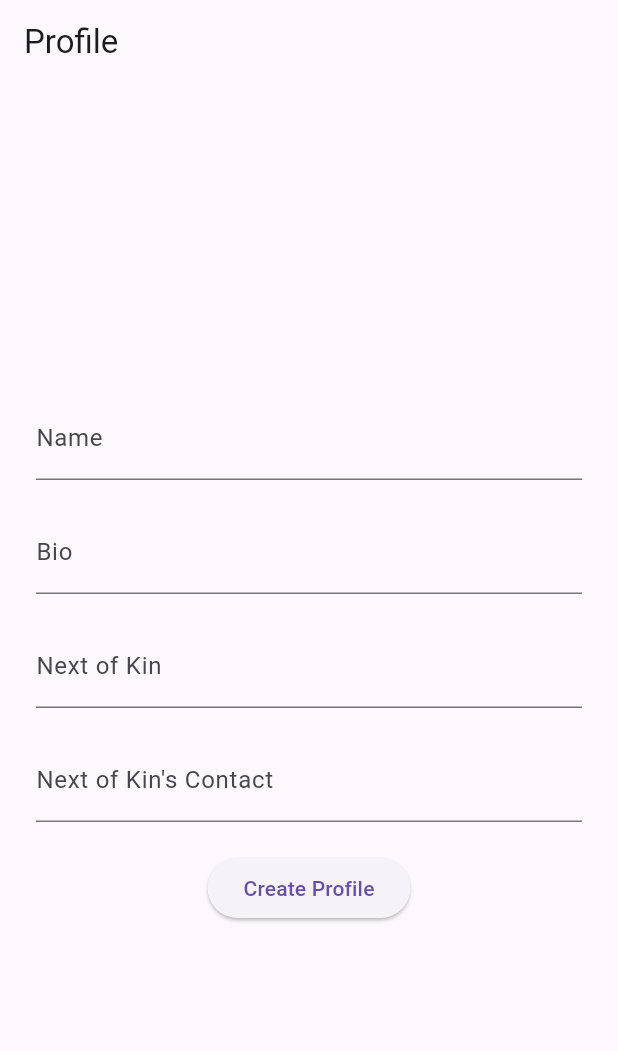
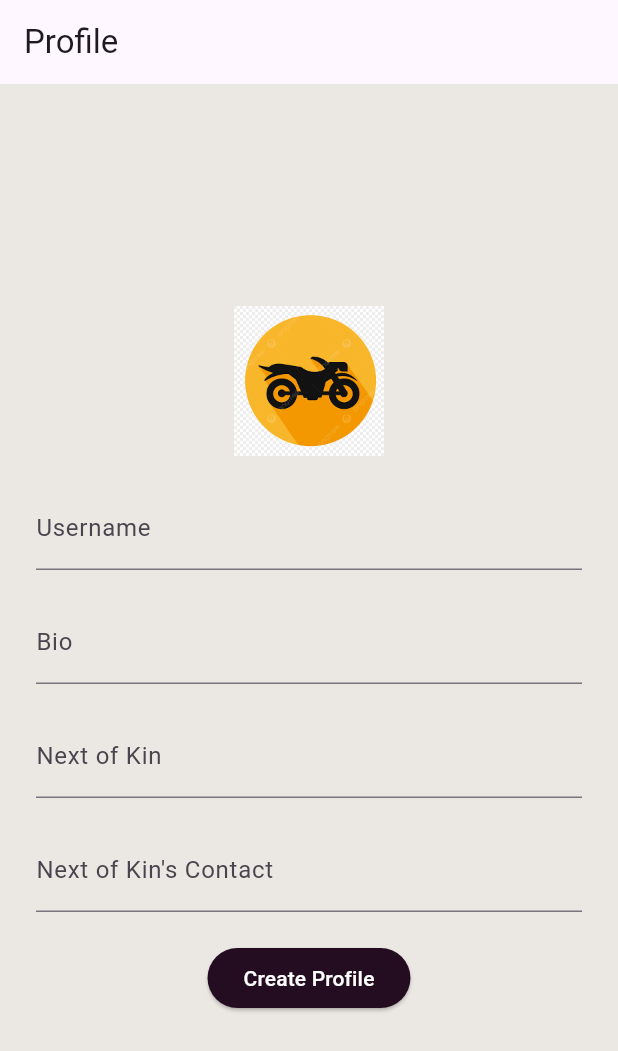
Before and after one commit to Stella1B/Saferride, a Flutter app: the screen it shows after launch, on a phone screen of 412 x 824 dp. Shown: the top 1051 px of the screen. Run offline on Flutter 3.47's test engine with Material 3 defaults, Android fonts, the phone set to English and light mode, and no system bars; our stand-ins replace firebase_core, flutter_map, flutter_typeahead, geolocator, latlong2, shared_preferences; accounts and stored records are empty.

Commit message:
profile page modification

```diff
--- a/lib/screens/profile_screen.dart
+++ b/lib/screens/profile_screen.dart
@@ -12,14 +12,14 @@ class _ProfileCreationPageState extends State<ProfileCreationPage> {
   final TextEditingController _nameController = TextEditingController();
   final TextEditingController _bioController = TextEditingController();
   final TextEditingController _nextOfKinController = TextEditingController();
-  final TextEditingController _nextOfKinContactController = TextEditingController(); // Controller for next of kin contact
+  final TextEditingController _nextOfKinContactController = TextEditingController();
 
   bool _profileCreated = false;
 
   @override
   void initState() {
     super.initState();
-    _loadProfileData(); // Load profile data if available
+    _loadProfileData();
   }
 
   Future<void> _loadProfileData() async {
@@ -34,7 +34,7 @@ class _ProfileCreationPageState extends State<ProfileCreationPage> {
       _bioController.text = bio;
       _nextOfKinController.text = nextOfKin;
       _nextOfKinContactController.text = nextOfKinContact;
-      _profileCreated = name.isNotEmpty; // Check if profile data is available
+      _profileCreated = name.isNotEmpty;
     });
   }
 
@@ -42,13 +42,13 @@ class _ProfileCreationPageState extends State<ProfileCreationPage> {
     String name = _nameController.text;
     String bio = _bioController.text;
     String nextOfKin = _nextOfKinController.text;
-    String nextOfKinContact = _nextOfKinContactController.text; // Get next of kin contact
+    String nextOfKinContact = _nextOfKinContactController.text;
 
     SharedPreferences prefs = await SharedPreferences.getInstance();
     await prefs.setString('name', name);
     await prefs.setString('bio', bio);
     await prefs.setString('nextOfKin', nextOfKin);
-    await prefs.setString('nextOfKinContact', nextOfKinContact); // Save next of kin contact
+    await prefs.setString('nextOfKinContact', nextOfKinContact);
 
     setState(() {
       _profileCreated = true;
@@ -63,6 +63,7 @@ class _ProfileCreationPageState extends State<ProfileCreationPage> {
       appBar: AppBar(
         title: const Text('Profile'),
       ),
+      backgroundColor: const Color.fromARGB(255, 235, 231, 227), // Light orange background
       body: Center(
         child: Padding(
           padding: const EdgeInsets.all(24.0),
@@ -76,10 +77,16 @@ class _ProfileCreationPageState extends State<ProfileCreationPage> {
     return Column(
       mainAxisAlignment: MainAxisAlignment.center,
       children: [
+        Image.asset(
+          'assets/boda.webp', // Replace with your actual image asset path
+          width: 100, // Adjust width as needed
+          height: 100, // Adjust height as needed
+        ),
+        const SizedBox(height: 20),
         TextField(
           controller: _nameController,
           decoration: const InputDecoration(
-            labelText: 'Name',
+            labelText: 'Username',
           ),
         ),
         const SizedBox(height: 20),
@@ -106,7 +113,13 @@ class _ProfileCreationPageState extends State<ProfileCreationPage> {
         const SizedBox(height: 20),
         ElevatedButton(
           onPressed: _createProfile,
-          child: const Text('Create Profile'),
+          style: ElevatedButton.styleFrom(
+            backgroundColor: const Color.fromARGB(255, 37, 13, 33), // Orange button
+          ),
+          child: const Text(
+            'Create Profile',
+            style: TextStyle(color: Colors.white),
+          ),
         ),
       ],
     );
@@ -116,6 +129,12 @@ class _ProfileCreationPageState extends State<ProfileCreationPage> {
     return Column(
       mainAxisAlignment: MainAxisAlignment.center,
       children: [
+        Image.asset(
+          'assets/boda.webp', // Replace with your actual image asset path
+          width: 100, // Adjust width as needed
+          height: 100, // Adjust height as needed
+        ),
+        const SizedBox(height: 20),
         Text(
           'Name: ${_nameController.text}',
           style: const TextStyle(fontSize: 18),
```
